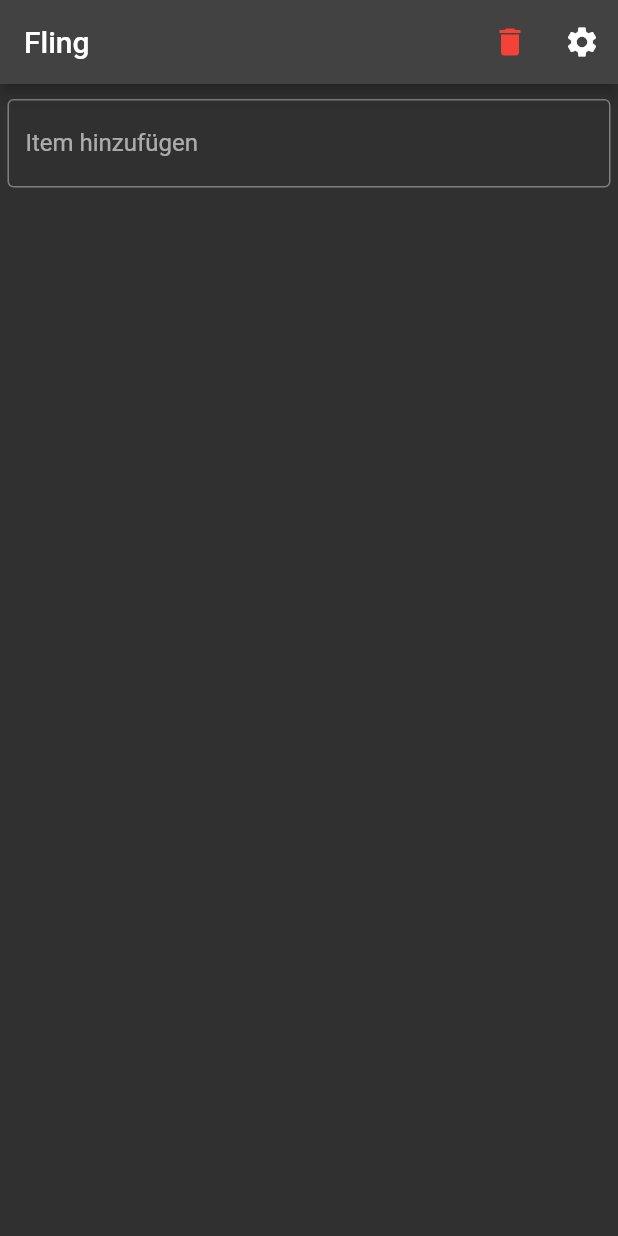
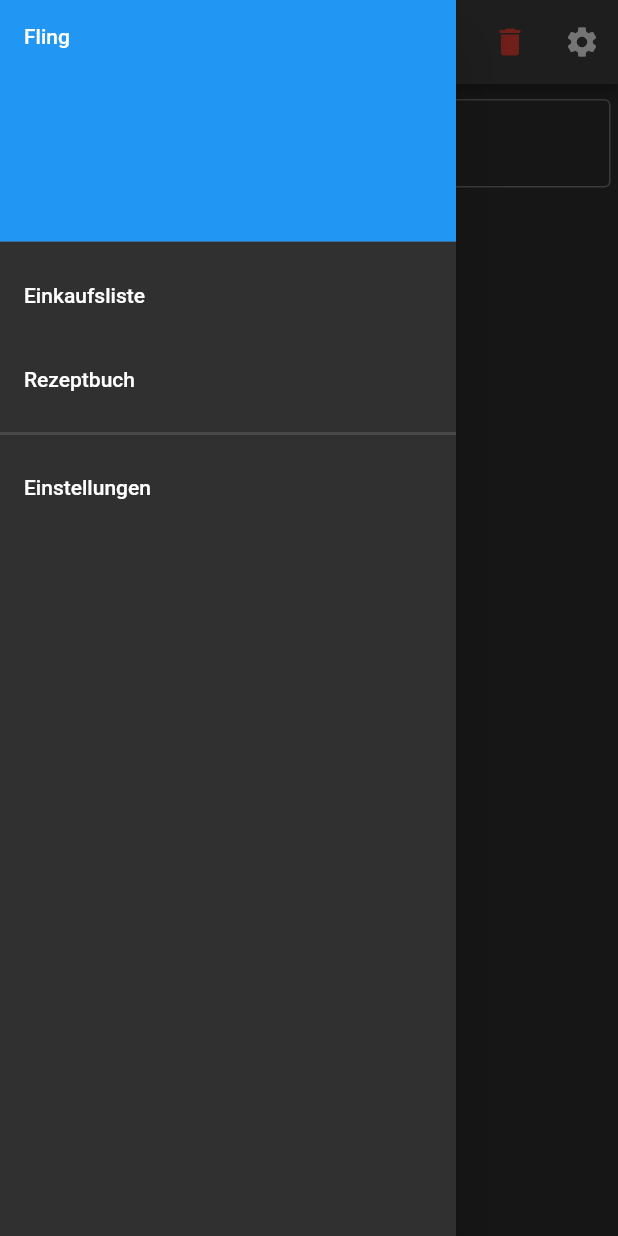
Before and after one commit to garritfra/fling, a Flutter app: the screen it shows after launch, with the side drawer open (before the commit the screen has no drawer), on a phone screen of 412 x 824 dp. Run offline on Flutter 3.47's test engine with Material 2 defaults, Android fonts, the phone set to English and light mode, and no system bars; our stand-ins replace cloud_firestore, firebase_core, localstorage; accounts and stored records are empty.

Commit message:
navigation: add drawer

```diff
--- /dev/null
+++ b/lib/ui/drawer.dart
@@ -0,0 +1,45 @@
+import 'package:flutter/material.dart';
+
+class FlingDrawer extends StatelessWidget {
+  @override
+  Widget build(BuildContext context) {
+    return Drawer(
+      // Add a ListView to the drawer. This ensures the user can scroll
+      // through the options in the drawer if there isn't enough vertical
+      // space to fit everything.
+      child: ListView(
+        // Important: Remove any padding from the ListView.
+        padding: EdgeInsets.zero,
+        children: [
+          const DrawerHeader(
+            decoration: BoxDecoration(
+              color: Colors.blue,
+            ),
+            child: Text('Fling'),
+          ),
+          ListTile(
+            title: const Text('Einkaufsliste'),
+            onTap: () {
+              Navigator.popAndPushNamed(context, '/');
+            },
+          ),
+          ListTile(
+            title: const Text('Rezeptbuch'),
+            onTap: () {
+              Navigator.popAndPushNamed(context, '/recipes');
+            },
+          ),
+          Divider(
+            thickness: 2.0,
+          ),
+          ListTile(
+            title: const Text('Einstellungen'),
+            onTap: () {
+              Navigator.pushNamed(context, '/config');
+            },
+          ),
+        ],
+      ),
+    );
+  }
+}
--- a/lib/ui/fling.dart
+++ b/lib/ui/fling.dart
@@ -1,4 +1,5 @@
 import 'package:fling/ui/config.dart';
+import 'package:fling/ui/recipe_list.dart';
 import 'package:fling/ui/shopping_list.dart';
 import 'package:flutter/material.dart';
 
@@ -10,7 +11,8 @@ class FlingApp extends StatelessWidget {
       theme: ThemeData.dark(),
       title: 'Fling',
       routes: <String, WidgetBuilder>{
-        '/settings': (context) => ConfigPage(),
+        '/config': (context) => ConfigPage(),
+        '/recipes': (context) => RecipeList(),
       },
       home: ShoppingList(title: 'Fling'),
     );
--- a/lib/ui/shopping_list.dart
+++ b/lib/ui/shopping_list.dart
@@ -2,6 +2,7 @@ import 'package:cloud_firestore/cloud_firestore.dart';
 import 'package:fling/feature_manager.dart';
 import 'package:fling/model/shopping_item.dart';
 import 'package:fling/model/shopping_list.dart';
+import 'package:fling/ui/drawer.dart';
 import 'package:flutter/material.dart';
 import 'package:provider/provider.dart';
 
@@ -44,7 +45,7 @@ class _ShoppingListState extends State<ShoppingList> {
     Widget _buildPreferencesButton() {
       return IconButton(
           icon: Icon(Icons.settings),
-          onPressed: () => {Navigator.pushNamed(context, '/settings')});
+          onPressed: () => {Navigator.pushNamed(context, '/config')});
     }
 
     Widget _buildAppBar() {
@@ -126,6 +127,7 @@ class _ShoppingListState extends State<ShoppingList> {
 
     return Scaffold(
       appBar: _buildAppBar(),
+      drawer: FlingDrawer(),
       body: Center(
         child: SizedBox(
           width: 600.0,
```
Also changed, not shown: lib/ui/recipe_list.dart (added, +26 -0 lines).
